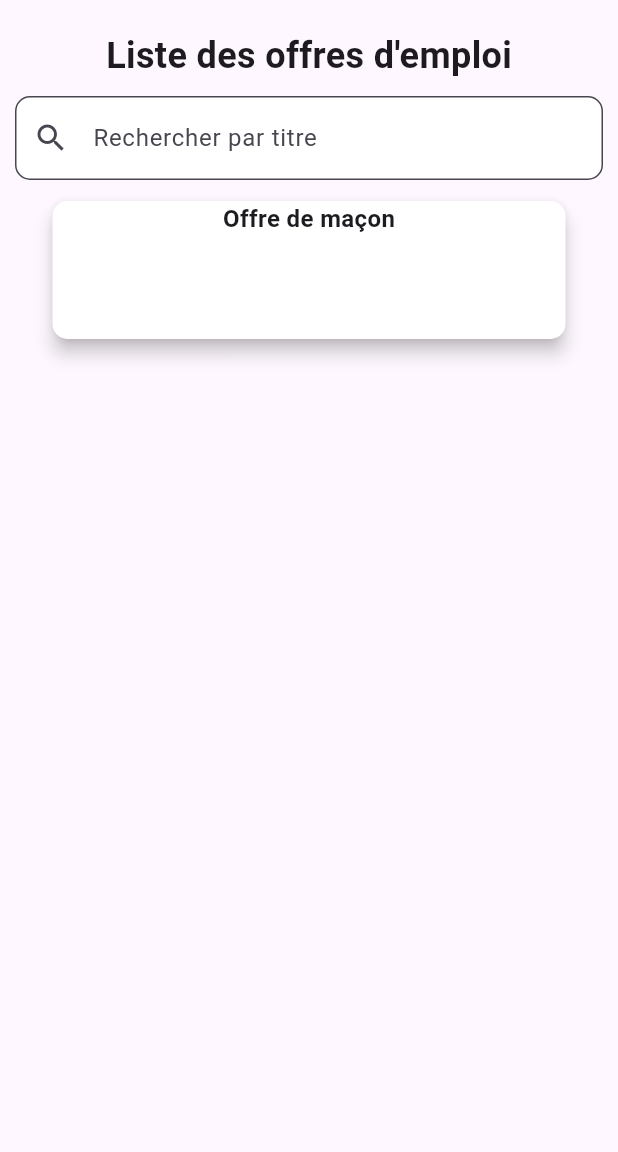
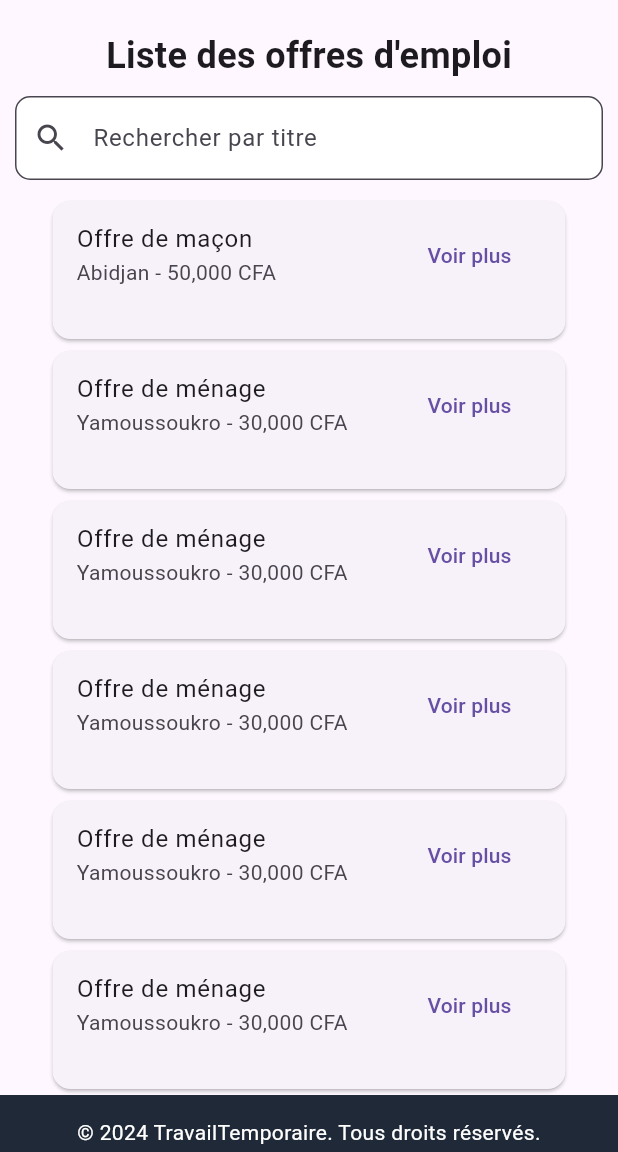
Before and after one commit to arie225/job_platform, a Flutter app: the screen it shows after launch, in the side drawer, after a tap on "Voir les offres", on a phone screen of 412 x 824 dp, the part 84-1236 px from its top. Run offline on Flutter 3.47's test engine with Material 3 defaults, Android fonts, the phone set to English and light mode, and no system bars.

Commit message:
la page offre

```diff
--- a/lib/page/offre_page.dart
+++ b/lib/page/offre_page.dart
@@ -55,26 +55,99 @@ class _OffrePageState extends State<OffrePage> {
                       width: 350.0,
                       height: 100.0,
                       child: Card(
-                        color: Colors.white,
-                        elevation: 5.0,
-                        shape: RoundedRectangleBorder(
-                          borderRadius: BorderRadius.circular(10),
-                        ),
-                        child: Column(
-                          children: [
-                            Text(
-                              "Offre de maçon",
-                              style: TextStyle(
-                                fontSize: 16,
-                                fontWeight: FontWeight.bold
-                              ),
-                              textAlign: TextAlign.start,
-                            )
-                          ],
+                        child: ListTile(
+                          title: Text('Offre de maçon'),
+                          subtitle: Text('Abidjan - 50,000 CFA'),
+                          trailing: TextButton(
+                            onPressed: () {},
+                            child: Text('Voir plus'),
+                          ),
                         ),
                       ),
-                    )
+                    ),
+                    SizedBox(
+                      width: 350,
+                      height: 100,
+                      child:   Card(
+                        child: ListTile(
+                          title: Text('Offre de ménage'),
+                          subtitle: Text('Yamoussoukro - 30,000 CFA'),
+                          trailing: TextButton(
+                            onPressed: () {},
+                            child: Text('Voir plus'),
+                          ),
+                        ),
+                      ),
+                    ),
+                    SizedBox(
+                      width: 350,
+                      height: 100,
+                      child:   Card(
+                        child: ListTile(
+                          title: Text('Offre de ménage'),
+                          subtitle: Text('Yamoussoukro - 30,000 CFA'),
+                          trailing: TextButton(
+                            onPressed: () {},
+                            child: Text('Voir plus'),
+                          ),
+                        ),
+                      ),
+                    ),
+                    SizedBox(
+                      width: 350,
+                      height: 100,
+                      child:   Card(
+                        child: ListTile(
+                          title: Text('Offre de ménage'),
+                          subtitle: Text('Yamoussoukro - 30,000 CFA'),
+                          trailing: TextButton(
+                            onPressed: () {},
+                            child: Text('Voir plus'),
+                          ),
+                        ),
+                      ),
+                    ),
+                    SizedBox(
+                      width: 350,
+                      height: 100,
+                      child:   Card(
+                        child: ListTile(
+                          title: Text('Offre de ménage'),
+                          subtitle: Text('Yamoussoukro - 30,000 CFA'),
+                          trailing: TextButton(
+                            onPressed: () {},
+                            child: Text('Voir plus'),
+                          ),
+                        ),
+                      ),
+                    ),
+                    SizedBox(
+                      width: 350,
+                      height: 100,
+                      child:   Card(
+                        child: ListTile(
+                          title: Text('Offre de ménage'),
+                          subtitle: Text('Yamoussoukro - 30,000 CFA'),
+                          trailing: TextButton(
+                            onPressed: () {},
+                            child: Text('Voir plus'),
+                          ),
+                        ),
+                      ),
+                    ),
                   ],
+                ),
+                Container(
+                  width: double.infinity,
+                  height: 50.0,
+                  color: Color(0xFF1F2937),
+                  child: Center(
+                    child: Text(
+                      "© 2024 TravailTemporaire. Tous droits réservés.",
+                      style: TextStyle(color: Colors.white),
+                      textAlign: TextAlign.center,
+                    ),
+                  ),
                 )
               ],
             ),
--- a/lib/widget/hamberger_menu.dart
+++ b/lib/widget/hamberger_menu.dart
@@ -1,4 +1,5 @@
 import 'package:flutter/material.dart';
+import 'package:job_platform/page/login/connexion_page.dart';
 
 import '../page/offre_page.dart';
 
@@ -72,7 +73,9 @@ class _HambergerMenuState extends State<HambergerMenu> {
             leading: Icon(Icons.person),
             title: Text('Connexion'),
             onTap: () {
-              Navigator.pop(context);
+              Navigator.push(context,
+                  MaterialPageRoute(builder: (context)=> ConnexionPage())
+              );
               // Naviguer vers la page favoris
             },
           ),
```
